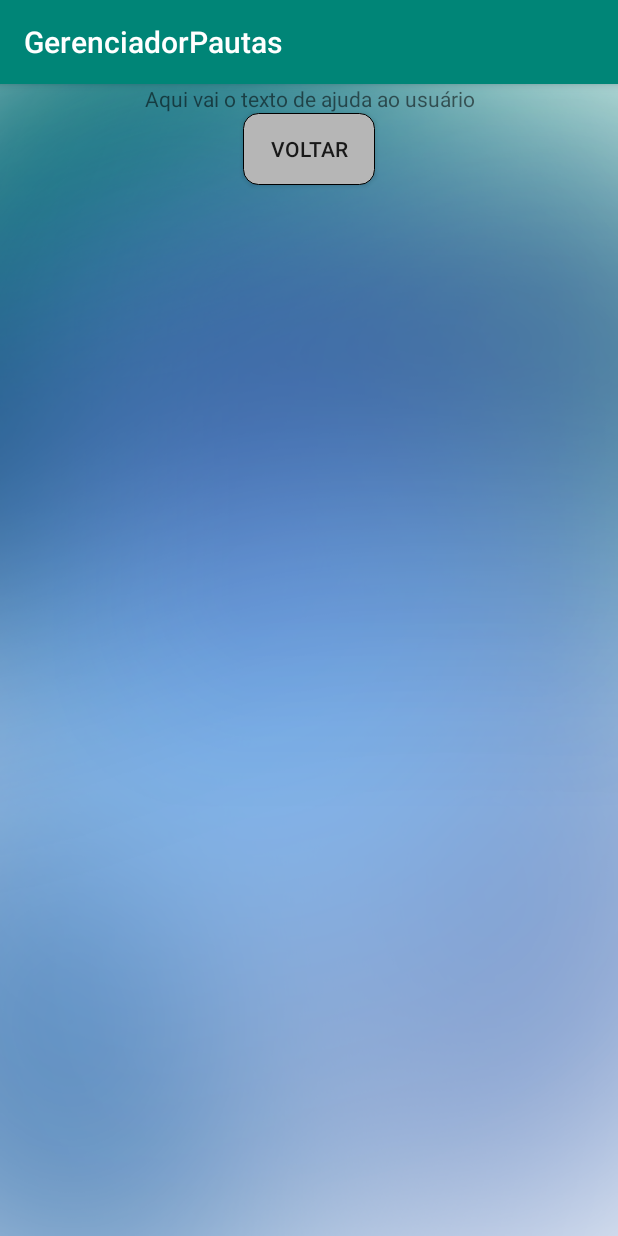
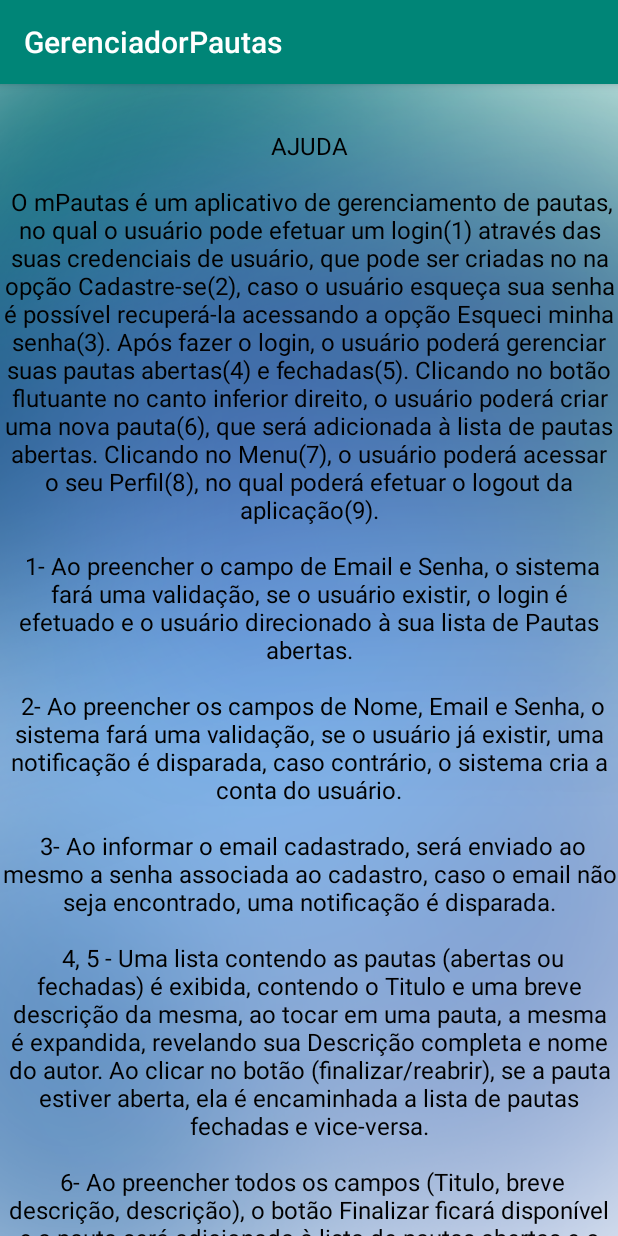
Before and after one commit to ViniGouveia/GerenciadorPautas, an Android app: the HelpUserActivity screen opened directly, with no data from a screen before it, on a phone screen of 412 x 824 dp. Run offline under Robolectric (Android 15) with nearby library versions, the phone set to English and light mode, and no system bars.

Commit message:
Texto de ajuda adicionada.

```diff
--- a/app/src/main/res/layout/activity_help_user.xml
+++ b/app/src/main/res/layout/activity_help_user.xml
@@ -11,15 +11,21 @@
         android:id="@+id/text_help_user"
         android:layout_width="match_parent"
         android:layout_height="wrap_content"
+        android:layout_marginTop="30dp"
         android:gravity="center_horizontal"
-        android:text="Aqui vai o texto de ajuda ao usuário" />
+        android:text="@string/help_user"
+        android:textAlignment="center"
+        android:textColor="@color/colorBlack"
+        android:textSize="16sp" />
 
     <Button
         android:id="@+id/button_back_help_user"
         android:layout_width="wrap_content"
-        android:background="@drawable/button_grey_background"
         android:layout_height="wrap_content"
         android:layout_gravity="center_horizontal"
+        android:layout_marginTop="15dp"
+        android:layout_marginBottom="15dp"
+        android:background="@drawable/button_grey_background"
         android:text="@string/back" />
 
 </LinearLayout>
--- a/app/src/main/res/values/strings.xml
+++ b/app/src/main/res/values/strings.xml
@@ -21,4 +21,27 @@
     <string name="closed_agendas">Pautas fechadas</string>
     <string name="author_name">Autor</string>
     <string name="finish">Finalizar</string>
+    <string name="help_user">
+        AJUDA\n\n
+
+        O mPautas é um aplicativo de gerenciamento de pautas, no qual o usuário pode efetuar um login(1) através das suas credenciais de usuário, que pode ser criadas no
+na opção Cadastre-se(2), caso o usuário esqueça sua senha é possível recuperá-la acessando a opção Esqueci minha senha(3). Após fazer o login, o usuário poderá gerenciar suas pautas abertas(4) e fechadas(5). Clicando no botão flutuante no canto inferior direito, o usuário poderá criar uma nova pauta(6), que será adicionada à lista de pautas abertas. Clicando no Menu(7), o usuário poderá acessar o seu Perfil(8), no qual poderá efetuar o logout da aplicação(9).\n\n
+
+1- Ao preencher o campo de Email e Senha, o sistema fará uma validação, se o usuário existir, o login é efetuado e o usuário direcionado à sua lista de Pautas abertas.\n\n
+
+2- Ao preencher os campos de Nome, Email e Senha, o sistema fará uma validação, se o usuário já existir, uma notificação é disparada, caso contrário, o sistema cria a conta do usuário.\n\n
+
+3- Ao informar o email cadastrado, será enviado ao mesmo a senha associada ao cadastro, caso o email não seja encontrado, uma notificação é disparada.\n\n
+
+4, 5 - Uma lista contendo as pautas (abertas ou fechadas) é exibida, contendo o Titulo e uma breve descrição da mesma, ao tocar em uma pauta, a mesma é expandida, revelando sua Descrição completa e nome do autor. Ao clicar no botão (finalizar/reabrir), se a pauta estiver aberta, ela é encaminhada a lista de pautas fechadas e vice-versa.\n\n
+
+6- Ao preencher todos os campos (Titulo, breve descrição, descrição), o botão Finalizar ficará disponível e a pauta será adicionada à lista de pautas abertas e o usuário encaminhada para a mesma.\n\n
+
+7- Ao clicar no menu, o usuário terá a opção de acessar o seu perfil ou este descritivo de ajuda.\n\n
+
+8- Ao entrar no perfil, será exibido ao usuário seu Nome e Email de cadastro.\n\n
+
+9- Ao fazer o logout, o usuário é encaminhado para a tela de login novamente.
+
+</string>
 </resources>
```
